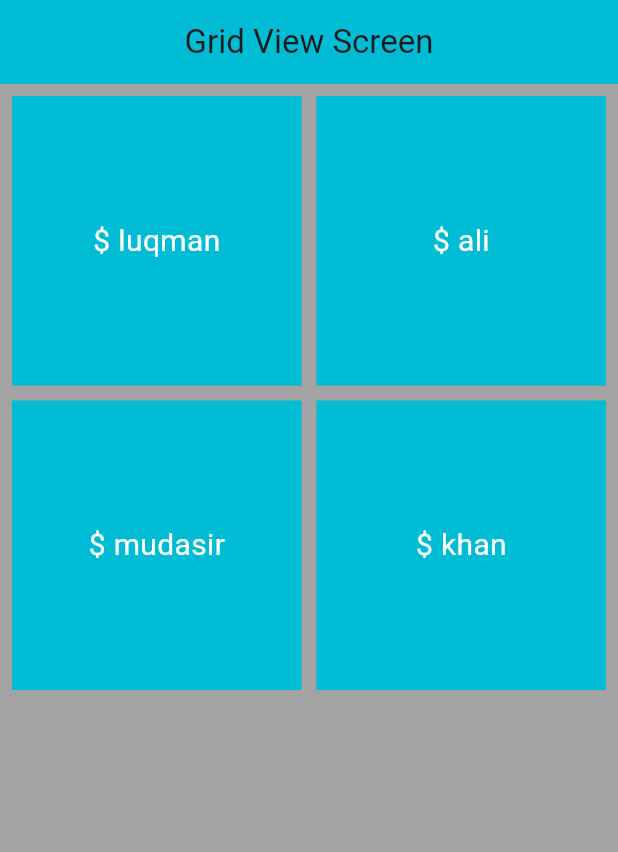
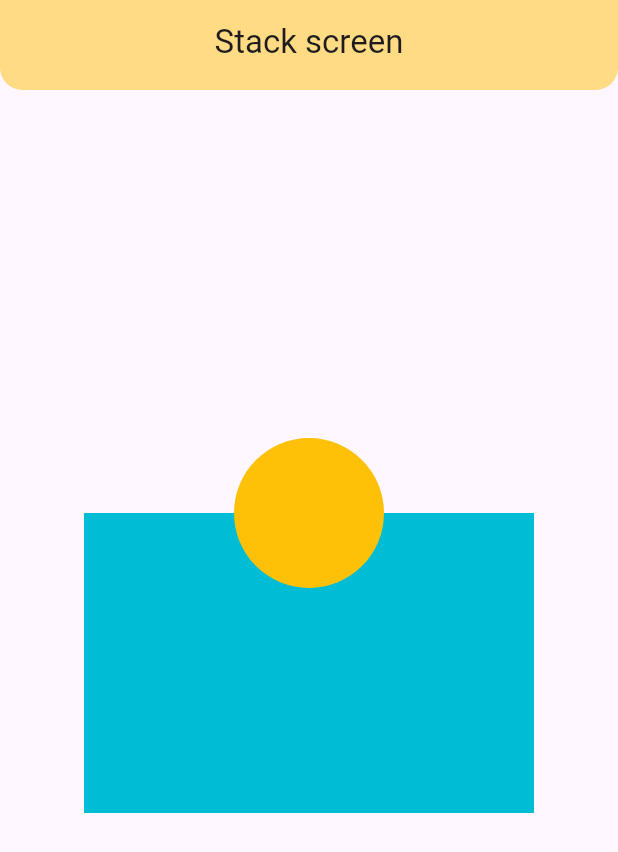
Before and after one commit to Luqmanorakzai/zoomClass, a Flutter app: the screen it shows after launch, on a phone screen of 412 x 824 dp. Shown: the top 852 px of the screen. Run offline on Flutter 3.47's test engine with Material 3 defaults, Android fonts, the phone set to English and light mode, and no system bars.

Commit message:
Stack and cumtom app bar

```diff
--- a/lib/main.dart
+++ b/lib/main.dart
@@ -2,6 +2,7 @@
 import 'package:flutter/material.dart';
 import 'package:flutter_zoom/screens/GridViewScreen.dart';
 import 'package:flutter_zoom/screens/list_view_builder.dart';
+import 'package:flutter_zoom/screens/stack_screen.dart';
 
 
 
@@ -17,7 +18,7 @@ class MyApp extends StatelessWidget {
       theme: ThemeData(
         primarySwatch: Colors.blue,
       ),
-      home: GridViewScreen(),
+      home: StackScreen(),
     );
   }
 }
--- a/lib/screens/GridViewScreen.dart
+++ b/lib/screens/GridViewScreen.dart
@@ -1,4 +1,5 @@
 import 'package:flutter/material.dart';
+import 'package:flutter_zoom/screens/second_screen.dart';
 
 class GridViewScreen extends StatelessWidget {
   const GridViewScreen({super.key});
@@ -54,11 +55,22 @@ class GridViewScreen extends StatelessWidget {
             gridDelegate: SliverGridDelegateWithFixedCrossAxisCount(
           crossAxisCount: 2,
           crossAxisSpacing: 10,
-          mainAxisSpacing: 10
+          mainAxisSpacing: 10,
+              childAspectRatio: 1/1.5,
         ), itemBuilder: (context,index){
-            return Container(
-              color: Colors.cyan,
-              child: Center(child: Text('\$ ${names[index]}',style: TextStyle(fontSize: 20,color: Colors.white),)),
+            return GestureDetector(
+              onTap: (){
+                Navigator.of(context).push(MaterialPageRoute(builder: (context){
+                  return SecondScreen();
+                }));
+              },
+              child: Container(
+                decoration: BoxDecoration(
+                  color: Colors.cyan,
+                  borderRadius: BorderRadius.circular(15)
+                ),
+                child: Center(child: Text('\$ ${names[index]}',style: TextStyle(fontSize: 20,color: Colors.white),)),
+              ),
             );
             },
             ),
--- /dev/null
+++ b/lib/screens/second_screen.dart
@@ -0,0 +1,10 @@
+import 'package:flutter/material.dart';
+
+class SecondScreen extends StatelessWidget {
+  const SecondScreen({super.key});
+
+  @override
+  Widget build(BuildContext context) {
+    return Scaffold();
+  }
+}
--- /dev/null
+++ b/lib/screens/stack_screen.dart
@@ -0,0 +1,47 @@
+import 'package:flutter/cupertino.dart';
+import 'package:flutter/material.dart';
+import 'package:flutter_zoom/widget/custom_app_bar.dart';
+
+class StackScreen extends StatelessWidget {
+  const StackScreen({super.key});
+
+  @override
+  Widget build(BuildContext context) {
+    return Scaffold(
+      appBar: CustomAppBar(titleText: 'Stack screen',),
+
+      body: Center(
+        child: Stack(
+            clipBehavior: Clip.none,
+          children: [
+            Container(
+              height: 200,
+              width: 300,
+            color: Colors.cyan,
+            ),
+            // Container(
+            //   height: 250,
+            //   width: 250,
+            //   color: Colors.red,
+            // ),
+            Positioned(
+              top: -50,
+              left: 100,
+              // bottom: 0,
+              child: Container(
+                height: 100,
+                width: 100,
+                decoration: BoxDecoration(
+                    color: Colors.amber,
+                  shape: BoxShape.circle
+                ),
+              ),
+            ),
+
+          ],
+        ),
+      ),
+
+    );
+  }
+}
--- /dev/null
+++ b/lib/widget/custom_app_bar.dart
@@ -0,0 +1,23 @@
+import 'package:flutter/material.dart';
+
+class CustomAppBar extends StatelessWidget implements PreferredSizeWidget {
+  final String titleText;
+  const CustomAppBar({super.key, required this.titleText});
+
+  @override
+  Widget build(BuildContext context) {
+    return AppBar(
+      backgroundColor: Colors.amber.withOpacity(0.50),
+      centerTitle: true,
+      title:Text(titleText) ,
+      shape: RoundedRectangleBorder(
+        borderRadius: BorderRadius.only(bottomLeft: Radius.circular(15),
+        bottomRight: Radius.circular(15)
+        )
+      ),
+    );
+  }
+  @override
+  // TODO: implement preferredSize
+  Size get preferredSize => Size.fromHeight(60);
+}
```
